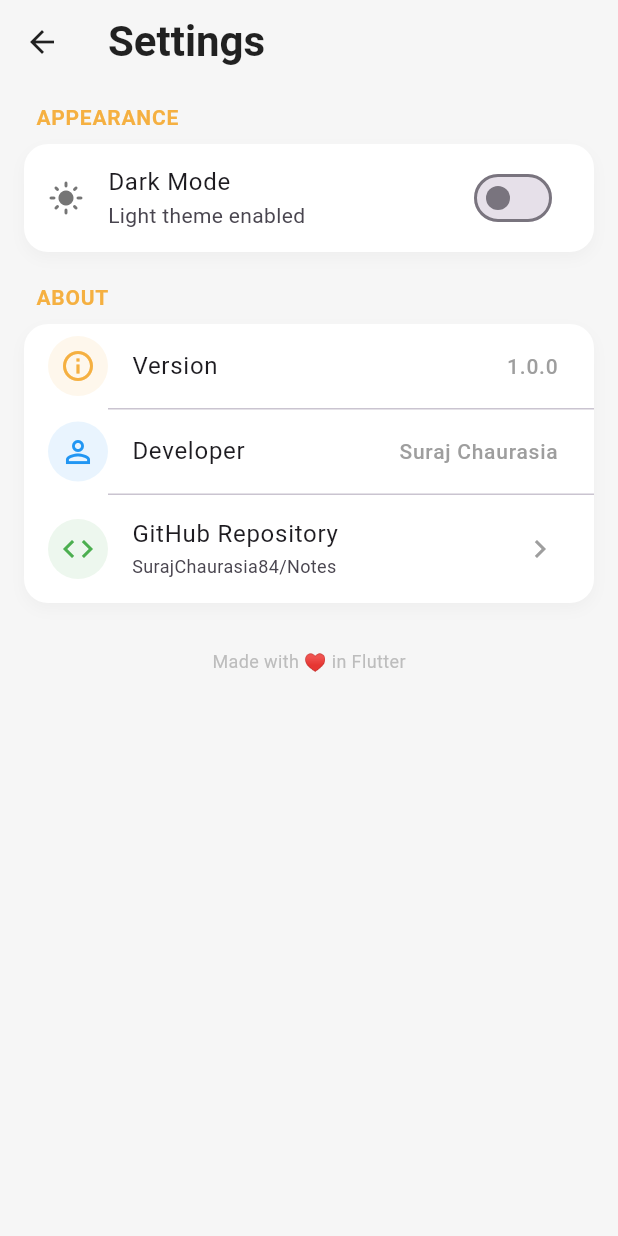
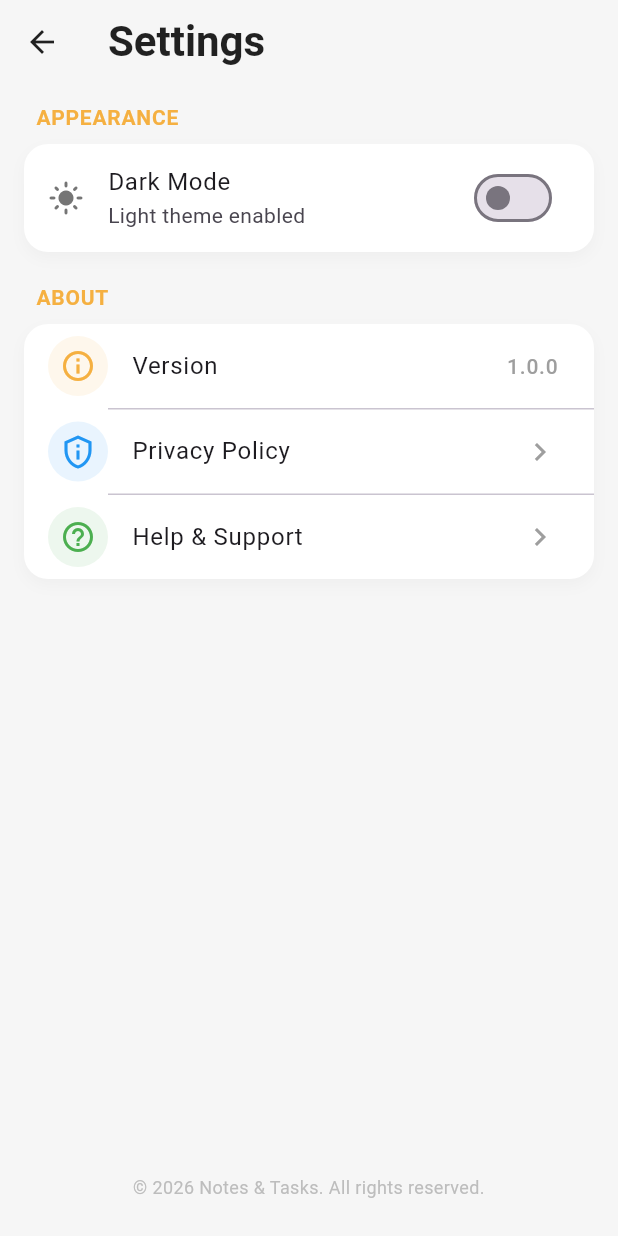
Before and after one commit to SurajChaurasia84/Notes, a Flutter app: the screen it shows after launch, after a tap on the "settings" icon, on a phone screen of 412 x 824 dp. Run offline on Flutter 3.47's test engine with Material 3 defaults, Android fonts, the phone set to English and light mode, and no system bars; our stand-ins replace shared_preferences.

Commit message:
feat: update settings screen

```diff
--- a/lib/screens/settings_screen.dart
+++ b/lib/screens/settings_screen.dart
@@ -80,13 +80,11 @@ class _SettingsScreenState extends State<SettingsScreen> {
                   color: Colors.blue.withValues(alpha: 0.1),
                   shape: BoxShape.circle,
                 ),
-                child: const Icon(Icons.person_outline, color: Colors.blue),
+                child: const Icon(Icons.privacy_tip_outlined, color: Colors.blue),
               ),
-              title: const Text('Developer'),
-              trailing: const Text(
-                'Suraj Chaurasia',
-                style: TextStyle(color: Colors.grey, fontSize: 14),
-              ),
+              title: const Text('Privacy Policy'),
+              trailing: const Icon(Icons.chevron_right, color: Colors.grey),
+              onTap: _showPrivacyPolicyDialog,
             ),
             const Divider(height: 1, indent: 56),
             ListTile(
@@ -96,34 +94,88 @@ class _SettingsScreenState extends State<SettingsScreen> {
                   color: Colors.green.withValues(alpha: 0.1),
                   shape: BoxShape.circle,
                 ),
-                child: const Icon(Icons.code_outlined, color: Colors.green),
+                child: const Icon(Icons.help_outline, color: Colors.green),
               ),
-              title: const Text('GitHub Repository'),
-              subtitle: const Text(
-                'SurajChaurasia84/Notes',
-                style: TextStyle(fontSize: 12),
-              ),
+              title: const Text('Help & Support'),
               trailing: const Icon(Icons.chevron_right, color: Colors.grey),
-              onTap: () {
-                // Future implementation: Launch URL
-              },
+              onTap: _showHelpSupportDialog,
             ),
           ], cardBg),
 
           const SizedBox(height: 30),
+        ],
+      ),
+      bottomNavigationBar: Padding(
+        padding: const EdgeInsets.only(bottom: 24.0, top: 12.0),
+        child: Text(
+          '© 2026 Notes & Tasks. All rights reserved.',
+          textAlign: TextAlign.center,
+          style: TextStyle(
+            color: isDark ? Colors.grey[700] : Colors.grey[400],
+            fontSize: 12,
+          ),
+        ),
+      ),
+    );
+  }
 
-          // Footer
-          Center(
+  void _showPrivacyPolicyDialog() {
+    showDialog(
+      context: context,
+      builder: (context) {
+        return AlertDialog(
+          shape: RoundedRectangleBorder(borderRadius: BorderRadius.circular(20)),
+          title: const Text('Privacy Policy', style: TextStyle(fontWeight: FontWeight.bold)),
+          content: const SingleChildScrollView(
             child: Text(
-              'Made with ♥ in Flutter',
-              style: TextStyle(
-                color: isDark ? Colors.grey[700] : Colors.grey[400],
-                fontSize: 12,
-              ),
+              'Your privacy is important to us. This Notes & Tasks app stores all your notes and tasks locally on your device. We do not collect, store, or share any of your personal data or content on external servers.\n\nEverything you write remains strictly yours and secure on this device.',
+              style: TextStyle(fontSize: 14),
             ),
           ),
-        ],
-      ),
+          actions: [
+            TextButton(
+              onPressed: () => Navigator.pop(context),
+              child: const Text('Close'),
+            ),
+          ],
+        );
+      },
+    );
+  }
+
+  void _showHelpSupportDialog() {
+    showDialog(
+      context: context,
+      builder: (context) {
+        return AlertDialog(
+          shape: RoundedRectangleBorder(borderRadius: BorderRadius.circular(20)),
+          title: const Text('Help & Support', style: TextStyle(fontWeight: FontWeight.bold)),
+          content: const Column(
+            mainAxisSize: MainAxisSize.min,
+            crossAxisAlignment: CrossAxisAlignment.start,
+            children: [
+              Text(
+                'Need assistance? Here is how to use the app:',
+                style: TextStyle(fontSize: 14, fontWeight: FontWeight.bold),
+              ),
+              SizedBox(height: 10),
+              Text(
+                '• Adding items: Click the floating "+" button to add a new note or task.\n'
+                '• Editing notes: Simply click on any note card to modify it.\n'
+                '• Completing tasks: Click the checkbox next to any task.\n'
+                '• Deleting items: Long press on any card and confirm deletion.',
+                style: TextStyle(fontSize: 14, height: 1.5),
+              ),
+            ],
+          ),
+          actions: [
+            TextButton(
+              onPressed: () => Navigator.pop(context),
+              child: const Text('Got it'),
+            ),
+          ],
+        );
+      },
     );
   }
 
```
